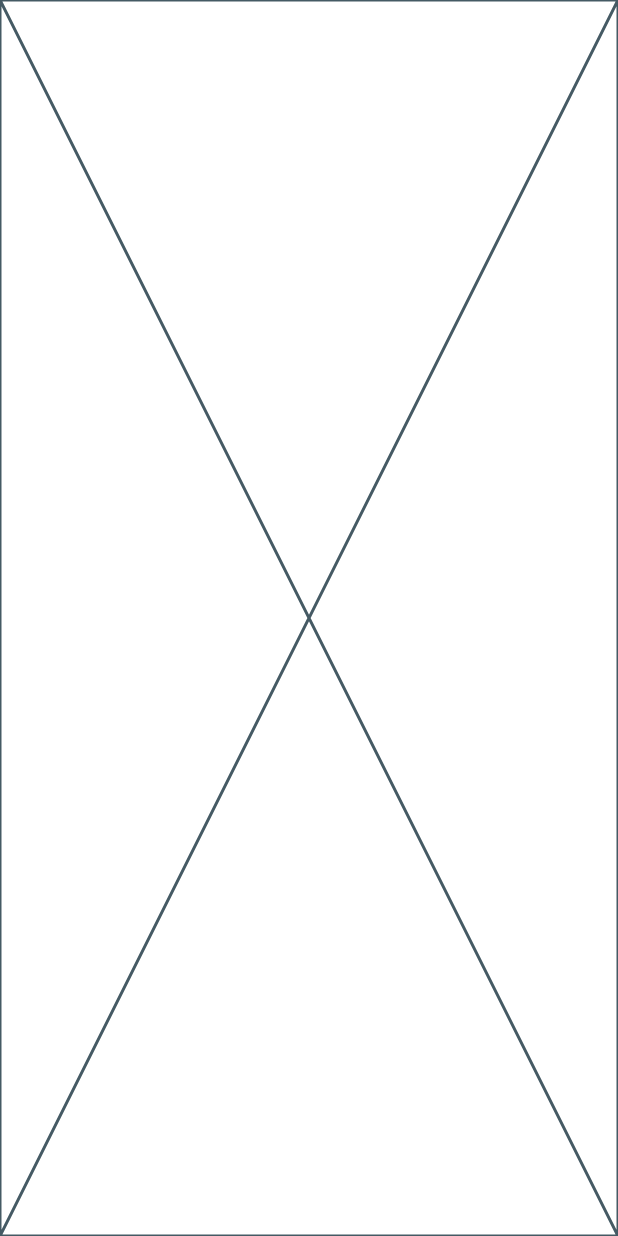
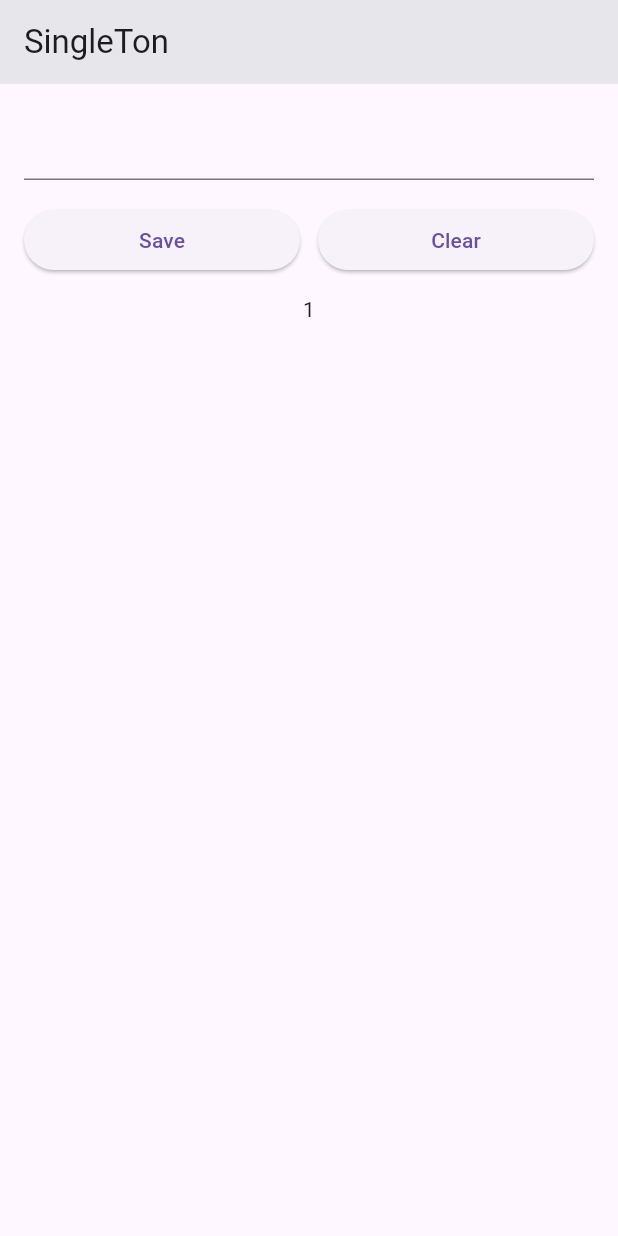
Before and after one commit to houndhollis/flutter-laboratory, a Flutter app: the screen it shows after launch, on a phone screen of 412 x 824 dp. Run offline on Flutter 3.47's test engine with Material 3 defaults, Android fonts, the phone set to English and light mode, and no system bars.

Commit message:
싱글톤 테스트 View

```diff
--- a/lib/singleton/home_screen.dart
+++ b/lib/singleton/home_screen.dart
@@ -8,8 +8,46 @@ class HomeScreenSingleTon extends StatefulWidget {
 }
 
 class _HomeScreenSingleTonState extends State<HomeScreenSingleTon> {
+  TextEditingController teEditingController = TextEditingController();
+
   @override
   Widget build(BuildContext context) {
-    return const Placeholder();
+    return Scaffold(
+      appBar: AppBar(
+        title: const Text('SingleTon'),
+        backgroundColor: Colors.grey.shade200,
+        elevation: 1.0,
+      ),
+      body: Padding(
+        padding: EdgeInsets.all(16.0),
+        child: Column(
+          children: [
+            TextField(
+              controller: teEditingController,
+            ),
+            const SizedBox(height: 16.0),
+            Row(
+              children: [
+                Expanded(
+                  child: ElevatedButton(
+                    onPressed: () {},
+                    child: const Text('Save'),
+                  ),
+                ),
+                const SizedBox(width: 12),
+                Expanded(
+                  child: ElevatedButton(
+                    onPressed: () {},
+                    child: const Text('Clear'),
+                  ),
+                ),
+              ],
+            ),
+            const SizedBox(height: 12),
+            Text('1'),
+          ],
+        ),
+      ),
+    );
   }
 }
```
